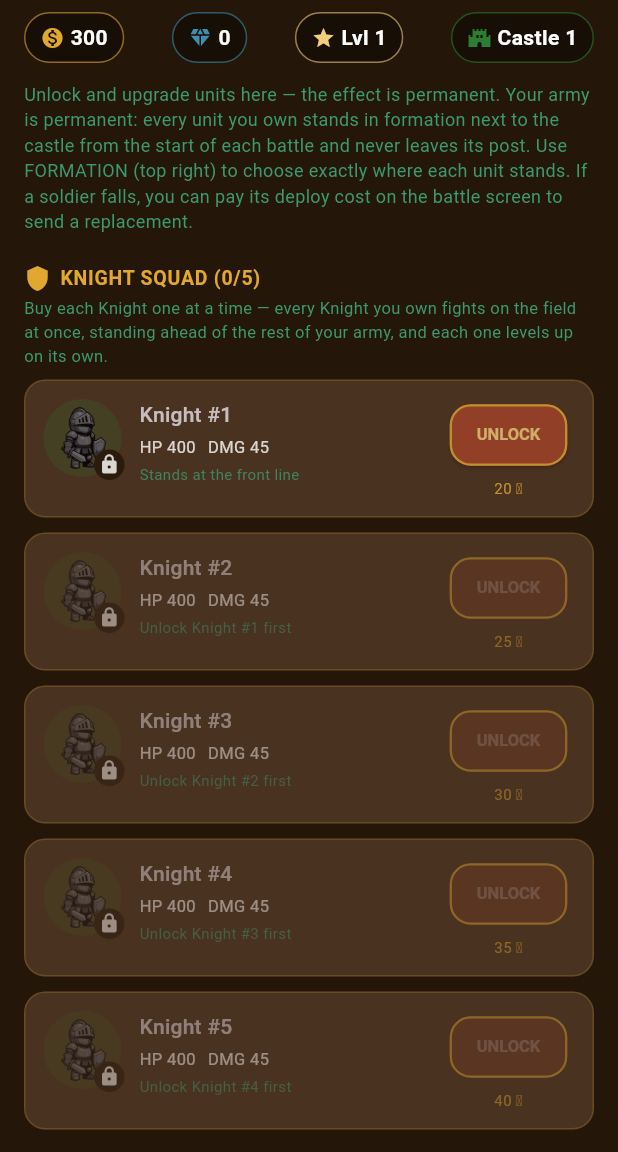
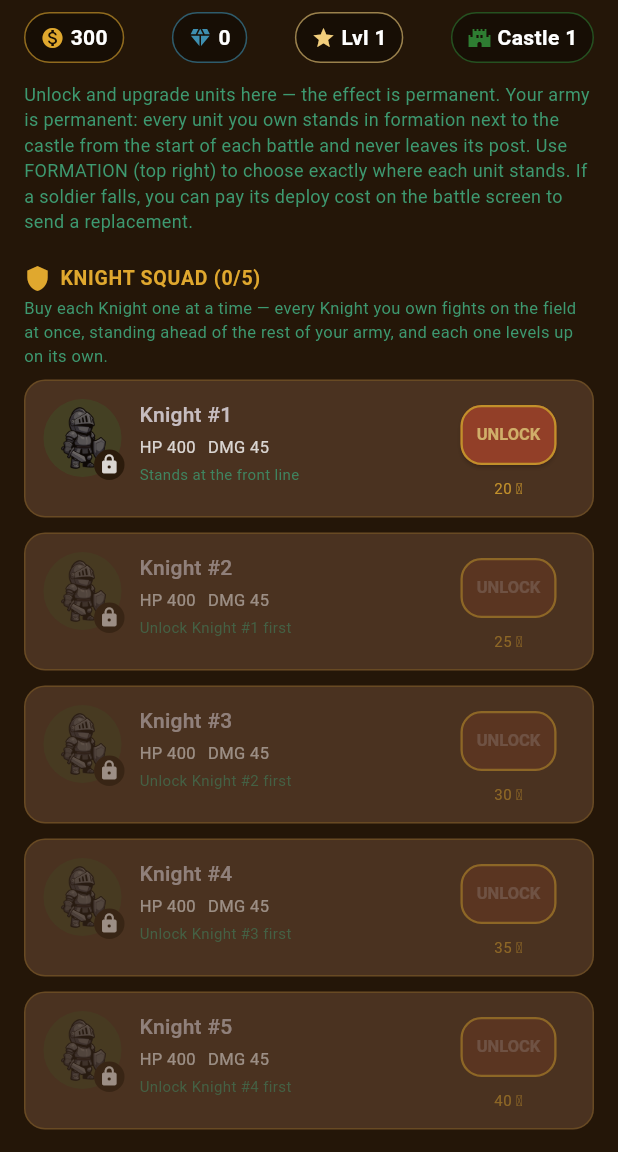
Before and after one commit to aleena25139/kingdom-wars, a Flutter app: the ArmyScreen screen opened directly, on a phone screen of 412 x 824 dp, the part 84-1236 px from its top. Run offline on Flutter 3.47's test engine with Material 3 defaults, Android fonts, the light colour scheme and no system bars; our stand-ins replace cloud_firestore, firebase_auth, firebase_core, shared_preferences; missing offline and left inert: flame, flame_audio; accounts and stored records are empty; network calls fail; Roboto replaces fonts that are missing (Cinzel).

Commit message:
Fix UNLOCK/UPGRADE labels in knight card and unlock cost

```diff
--- a/lib/widgets/knight_slot_card.dart
+++ b/lib/widgets/knight_slot_card.dart
@@ -186,7 +186,11 @@ class _ActionButton extends StatelessWidget {
                       onUnlock?.call();
                     }
                   : null,
-              child: const Text('UNLOCK', style: TextStyle(fontSize: 11)),
+              style: ElevatedButton.styleFrom(padding: const EdgeInsets.symmetric(horizontal: 6)),
+              child: const FittedBox(
+                fit: BoxFit.scaleDown,
+                child: Text('UNLOCK', maxLines: 1, softWrap: false, style: TextStyle(fontSize: 11)),
+              ),
             ),
             const SizedBox(height: 4),
             Text('$unlockCost 🪙', style: const TextStyle(color: AppColors.royalGold, fontSize: 10)),
@@ -214,7 +218,11 @@ class _ActionButton extends StatelessWidget {
                     onUpgrade?.call();
                   }
                 : null,
-            child: const Text('UPGRADE', style: TextStyle(fontSize: 11)),
+            style: ElevatedButton.styleFrom(padding: const EdgeInsets.symmetric(horizontal: 6)),
+            child: const FittedBox(
+              fit: BoxFit.scaleDown,
+              child: Text('UPGRADE', maxLines: 1, softWrap: false, style: TextStyle(fontSize: 11)),
+            ),
           ),
           const SizedBox(height: 4),
           Text('$upgradeCost 🪙', style: const TextStyle(color: AppColors.royalGold, fontSize: 10)),
--- a/lib/widgets/unit_card.dart
+++ b/lib/widgets/unit_card.dart
@@ -191,10 +191,15 @@ class _ActionButton extends StatelessWidget {
               ),
             ),
             const SizedBox(height: 4),
-            Text(
+            FittedBox(
+              fit: BoxFit.scaleDown,
+              child: Text(
               unlockDiamondCost > 0 ? '$unlockCost 🪙 + $unlockDiamondCost 💎' : '$unlockCost 🪙',
               textAlign: TextAlign.center,
+              maxLines: 1,
+              softWrap: false,
               style: const TextStyle(color: AppColors.royalGold, fontSize: 10),
+            ),
             ),
           ],
         ),
```
